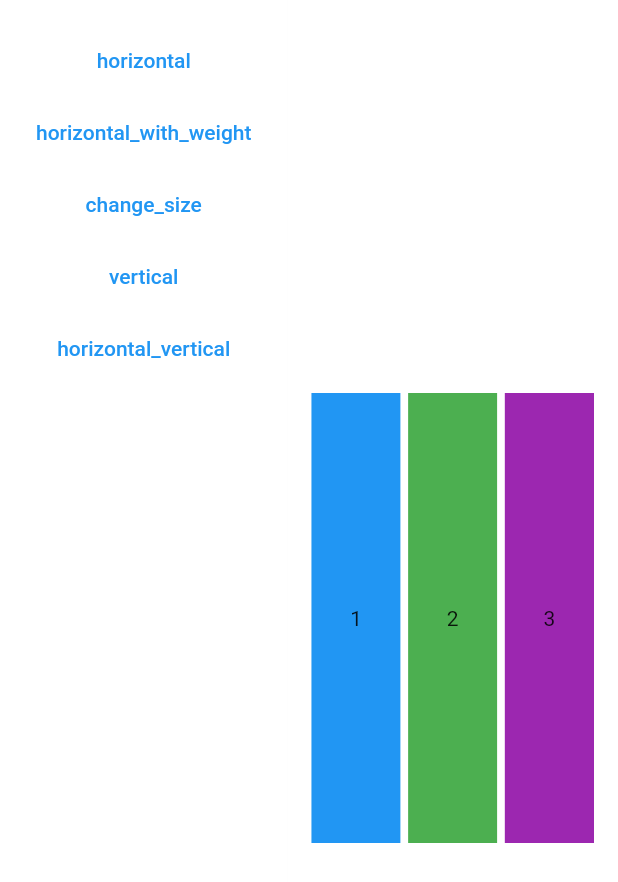
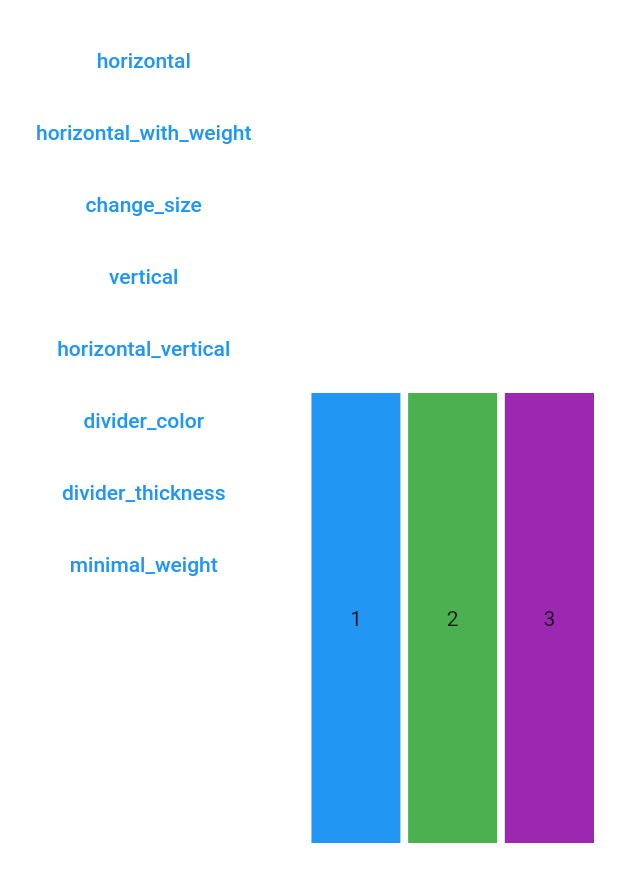
Before and after one commit to caduandrade/multi_split_view, a Flutter app: the SimpleExamples screen opened directly, on a phone screen of 412 x 824 dp. Shown: the top 882 px of the screen. Run offline on Flutter 3.47's test engine with Material 2 defaults, Android fonts, the phone set to English and light mode, and no system bars.

Commit message:
Adding examples

```diff
--- a/example/lib/simple_examples.dart
+++ b/example/lib/simple_examples.dart
@@ -36,7 +36,16 @@ class SimpleExamples extends StatefulWidget {
   _SimpleExamplesState createState() => _SimpleExamplesState();
 }
 
-enum Example { horizontal, horizontal_with_weight, change_size, vertical,horizontal_vertical }
+enum Example {
+  horizontal,
+  horizontal_with_weight,
+  change_size,
+  vertical,
+  horizontal_vertical,
+  divider_color,
+  divider_thickness,
+  minimal_weight
+}
 
 extension ParseToString on Example {
   String name() {
@@ -84,10 +93,16 @@ class _SimpleExamplesState extends State<SimpleExamples> {
       return _horizontal_with_weight();
     } else if (_example == Example.change_size) {
       return _change_size();
-    }    else if (_example == Example.vertical) {
+    } else if (_example == Example.vertical) {
       return _vertical();
     } else if (_example == Example.horizontal_vertical) {
       return _horizontal_vertical();
+    } else if (_example == Example.divider_color) {
+      return _dividercolor();
+    } else if (_example == Example.divider_thickness) {
+      return _dividerthickness();
+    } else if (_example == Example.minimal_weight) {
+      return _minimalweight();
     }
     return Center(child: Text('?'));
   }
@@ -129,7 +144,36 @@ class _SimpleExamplesState extends State<SimpleExamples> {
     Widget child2 = _buildContent(2);
     Widget child3 = _buildContent(3);
     Widget child4 = _buildContent(4);
-    return MultiSplitView.vertical(children: [MultiSplitView.horizontal(children: [child1, child2, child3]), child4]);
+    return MultiSplitView.vertical(children: [
+      MultiSplitView.horizontal(children: [child1, child2, child3]),
+      child4
+    ]);
+  }
+
+  Widget _dividercolor() {
+    Widget child1 = _buildContent(1);
+    Widget child2 = _buildContent(2);
+    return MultiSplitView.horizontal(
+        children: [child1, child2], dividerColor: Colors.black);
+  }
+
+  Widget _dividerthickness() {
+    Widget child1 = _buildContent(1);
+    Widget child2 = _buildContent(2);
+    Widget child3 = _buildContent(3);
+    return MultiSplitView.horizontal(
+        children: [child1, child2, child3], dividerThickness: 30);
+  }
+
+  Widget _minimalweight() {
+    Widget child1 = _buildContent(1);
+    Widget child2 = _buildContent(2);
+    Widget child3 = _buildContent(3);
+    Widget child4 = _buildContent(4);
+    return MultiSplitView.vertical(children: [
+      MultiSplitView.horizontal(children: [child1, child2], minimalWeight: .40),
+      MultiSplitView.horizontal(children: [child3, child4])
+    ]);
   }
 
   Widget _buildContent(int number) {
--- a/lib/multi_split_view.dart
+++ b/lib/multi_split_view.dart
@@ -3,7 +3,6 @@ library multi_split_view;
 import 'dart:collection';
 import 'dart:math';
 
-import 'package:flutter/foundation.dart';
 import 'package:flutter/material.dart';
 import 'package:flutter/rendering.dart';
 import 'package:flutter/widgets.dart';
```
Also changed, not shown: example/pubspec.lock, 1 other file.
